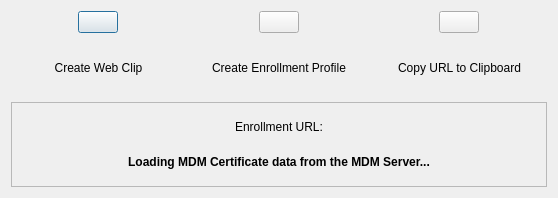
This is FWAdminLib/EnrollDeviceDlg.ui in fw-dev/translations as Qt 5 draws it before an edit. The edited form follows.
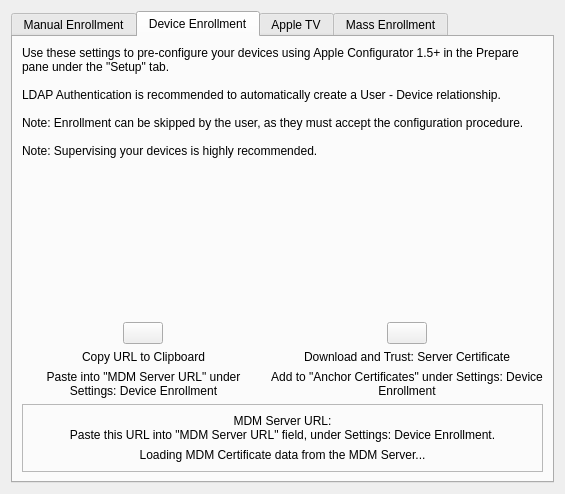
This is the edited form. The open tabs and pages were chosen to show the change. Icons and pictures are not drawn.

Commit message: FW-11206 prepare for the 8.6 release

```diff
--- a/FWAdminLib/EnrollDeviceDlg.ui
+++ b/FWAdminLib/EnrollDeviceDlg.ui
@@ -9,14 +9,57 @@
    <rect>
     <x>0</x>
     <y>0</y>
-    <width>558</width>
-    <height>198</height>
+    <width>565</width>
+    <height>494</height>
    </rect>
   </property>
+  <property name="sizePolicy">
+   <sizepolicy hsizetype="Preferred" vsizetype="Preferred">
+    <horstretch>0</horstretch>
+    <verstretch>0</verstretch>
+   </sizepolicy>
+  </property>
   <property name="windowTitle">
    <string>Enroll iOS Device</string>
   </property>
-  <layout class="QVBoxLayout" name="verticalLayout_2">
+  <layout class="QVBoxLayout" name="verticalLayout_20">
+   <item>
+    <widget class="QTabWidget" name="tabWidget">
+     <property name="currentIndex">
+      <number>0</number>
+     </property>
+     <widget class="QWidget" name="manualTab">
+      <attribute name="title">
+       <string>Manual Enrollment</string>
+      </attribute>
+      <layout class="QVBoxLayout" name="verticalLayout_5">
+       <item>
+        <widget class="QLabel" name="label">
+         <property name="text">
+          <string>Use these settings to allow end users to easily enroll their own devices over the air (OTA).
+
+Send the Enrollment URL or Web Clip to direct them to the FileWave MDM enrollment page.
+
+LDAP Authentication is recommended to automatically create a User - Device relationship.</string>
+         </property>
+         <property name="wordWrap">
+          <bool>true</bool>
+         </property>
+        </widget>
+       </item>
+       <item>
+        <spacer name="verticalSpacer_3">
+         <property name="orientation">
+          <enum>Qt::Vertical</enum>
+         </property>
+         <property name="sizeHint" stdset="0">
+          <size>
+           <width>20</width>
+           <height>40</height>
+          </size>
+         </property>
+        </spacer>
+       </item>
    <item>
     <layout class="QVBoxLayout" name="verticalLayout_4">
      <item>
@@ -31,7 +74,7 @@
               <bool>true</bool>
              </property>
              <property name="sizePolicy">
-              <sizepolicy hsizetype="Fixed" vsizetype="Fixed">
+                  <sizepolicy hsizetype="Fixed" vsizetype="Preferred">
                <horstretch>0</horstretch>
                <verstretch>0</verstretch>
               </sizepolicy>
@@ -62,57 +105,10 @@
             </size>
            </property>
            <property name="text">
-            <string>Create Web Clip</string>
+                <string>Download Web Clip Profile</string>
            </property>
            <property name="alignment">
-            <set>Qt::AlignCenter</set>
-           </property>
-          </widget>
-         </item>
-        </layout>
-       </item>
-       <item>
-        <layout class="QVBoxLayout" name="verticalLayout_3">
-         <item>
-          <layout class="QHBoxLayout" name="horizontalLayout_2">
-           <item>
-            <widget class="QPushButton" name="enrollmentProfilePB">
-             <property name="sizePolicy">
-              <sizepolicy hsizetype="Fixed" vsizetype="Fixed">
-               <horstretch>0</horstretch>
-               <verstretch>0</verstretch>
-              </sizepolicy>
-             </property>
-             <property name="text">
-              <string/>
-             </property>
-             <property name="icon">
-              <iconset resource="../FileWaveGuiLib/GuiLib.qrc">
-               <normaloff>:/IDI_ICON_APPLE_CONFIGURATOR</normaloff>:/IDI_ICON_APPLE_CONFIGURATOR</iconset>
-             </property>
-             <property name="iconSize">
-              <size>
-               <width>32</width>
-               <height>32</height>
-              </size>
-             </property>
-            </widget>
-           </item>
-          </layout>
-         </item>
-         <item>
-          <widget class="QLabel" name="label_3">
-           <property name="minimumSize">
-            <size>
-             <width>160</width>
-             <height>0</height>
-            </size>
-           </property>
-           <property name="text">
-            <string>Create Enrollment Profile</string>
-           </property>
-           <property name="alignment">
-            <set>Qt::AlignCenter</set>
+                <set>Qt::AlignHCenter|Qt::AlignTop</set>
            </property>
           </widget>
          </item>
@@ -128,7 +124,7 @@
               <bool>true</bool>
              </property>
              <property name="sizePolicy">
-              <sizepolicy hsizetype="Fixed" vsizetype="Fixed">
+                  <sizepolicy hsizetype="Fixed" vsizetype="Preferred">
                <horstretch>0</horstretch>
                <verstretch>0</verstretch>
               </sizepolicy>
@@ -162,7 +158,7 @@
             <string>Copy URL to Clipboard</string>
            </property>
            <property name="alignment">
-            <set>Qt::AlignCenter</set>
+                <set>Qt::AlignHCenter|Qt::AlignTop</set>
            </property>
           </widget>
          </item>
@@ -190,8 +186,8 @@
          <widget class="QLabel" name="url_label">
           <property name="font">
            <font>
-            <weight>75</weight>
-            <bold>true</bold>
+                <weight>50</weight>
+                <bold>false</bold>
            </font>
           </property>
           <property name="text">
@@ -212,6 +208,493 @@
       </widget>
      </item>
     </layout>
+       </item>
+      </layout>
+     </widget>
+     <widget class="QWidget" name="autoTab">
+      <attribute name="title">
+       <string>Device Enrollment</string>
+      </attribute>
+      <layout class="QVBoxLayout" name="verticalLayout_2">
+       <item>
+        <widget class="QLabel" name="label_6">
+         <property name="text">
+          <string>Use these settings to pre-configure your devices using Apple Configurator 1.5+ in the Prepare pane under the &quot;Setup&quot; tab. 
+
+LDAP Authentication is recommended to automatically create a User - Device relationship.
+
+Note: Enrollment can be skipped by the user, as they must accept the configuration procedure.
+
+Note: Supervising your devices is highly recommended.</string>
+         </property>
+         <property name="wordWrap">
+          <bool>true</bool>
+         </property>
+        </widget>
+       </item>
+       <item>
+        <spacer name="verticalSpacer_4">
+         <property name="orientation">
+          <enum>Qt::Vertical</enum>
+         </property>
+         <property name="sizeHint" stdset="0">
+          <size>
+           <width>20</width>
+           <height>40</height>
+          </size>
+         </property>
+        </spacer>
+       </item>
+       <item>
+        <layout class="QVBoxLayout" name="verticalLayout_6">
+         <item>
+          <layout class="QHBoxLayout" name="horizontalLayout_3">
+           <item>
+            <layout class="QVBoxLayout" name="verticalLayout_17">
+             <item>
+              <layout class="QHBoxLayout" name="horizontalLayout_17">
+               <item>
+                <widget class="QPushButton" name="deviceEnrollmentUrlToClipBoardButton">
+                 <property name="enabled">
+                  <bool>true</bool>
+                 </property>
+                 <property name="sizePolicy">
+                  <sizepolicy hsizetype="Fixed" vsizetype="Preferred">
+                   <horstretch>0</horstretch>
+                   <verstretch>0</verstretch>
+                  </sizepolicy>
+                 </property>
+                 <property name="text">
+                  <string/>
+                 </property>
+                 <property name="icon">
+                  <iconset resource="../FileWaveGuiLib/GuiLib.qrc">
+                   <normaloff>:/IDI_ICON_WEBCLIP_COPY</normaloff>:/IDI_ICON_WEBCLIP_COPY</iconset>
+                 </property>
+                 <property name="iconSize">
+                  <size>
+                   <width>32</width>
+                   <height>32</height>
+                  </size>
+                 </property>
+                </widget>
+               </item>
+              </layout>
+             </item>
+             <item>
+              <widget class="QLabel" name="label_8">
+               <property name="minimumSize">
+                <size>
+                 <width>160</width>
+                 <height>0</height>
+                </size>
+               </property>
+               <property name="text">
+                <string>Copy URL to Clipboard</string>
+               </property>
+               <property name="alignment">
+                <set>Qt::AlignHCenter|Qt::AlignTop</set>
+               </property>
+              </widget>
+             </item>
+             <item>
+              <widget class="QLabel" name="label_17">
+               <property name="text">
+                <string>Paste into &quot;MDM Server URL&quot; under Settings: Device Enrollment</string>
+               </property>
+               <property name="alignment">
+                <set>Qt::AlignBottom|Qt::AlignHCenter</set>
+               </property>
+               <property name="wordWrap">
+                <bool>true</bool>
+               </property>
+              </widget>
+             </item>
+            </layout>
+           </item>
+           <item>
+            <layout class="QVBoxLayout" name="verticalLayout_7">
+             <item>
+              <layout class="QHBoxLayout" name="horizontalLayout_4">
+               <item>
+                <widget class="QPushButton" name="deviceEnrollmentCertificateButton">
+                 <property name="sizePolicy">
+                  <sizepolicy hsizetype="Fixed" vsizetype="Preferred">
+                   <horstretch>0</horstretch>
+                   <verstretch>0</verstretch>
+                  </sizepolicy>
+                 </property>
+                 <property name="text">
+                  <string/>
+                 </property>
+                 <property name="icon">
+                  <iconset resource="Configurator/Configurator.qrc">
+                   <normaloff>:/assets/Credentials.png</normaloff>:/assets/Credentials.png</iconset>
+                 </property>
+                 <property name="iconSize">
+                  <size>
+                   <width>32</width>
+                   <height>32</height>
+                  </size>
+                 </property>
+                </widget>
+               </item>
+              </layout>
+             </item>
+             <item>
+              <widget class="QLabel" name="label_7">
+               <property name="minimumSize">
+                <size>
+                 <width>160</width>
+                 <height>0</height>
+                </size>
+               </property>
+               <property name="text">
+                <string>Download and Trust: Server Certificate</string>
+               </property>
+               <property name="alignment">
+                <set>Qt::AlignHCenter|Qt::AlignTop</set>
+               </property>
+              </widget>
+             </item>
+             <item>
+              <widget class="QLabel" name="label_16">
+               <property name="text">
+                <string>Add to &quot;Anchor Certificates&quot; under Settings: Device Enrollment</string>
+               </property>
+               <property name="alignment">
+                <set>Qt::AlignBottom|Qt::AlignHCenter</set>
+               </property>
+               <property name="wordWrap">
+                <bool>true</bool>
+               </property>
+              </widget>
+             </item>
+            </layout>
+           </item>
+          </layout>
+         </item>
+         <item>
+          <widget class="QFrame" name="frame_3">
+           <property name="frameShape">
+            <enum>QFrame::StyledPanel</enum>
+           </property>
+           <layout class="QVBoxLayout" name="verticalLayout_8">
+            <item>
+             <widget class="QLabel" name="label_9">
+              <property name="text">
+               <string>MDM Server URL:
+Paste this URL into &quot;MDM Server URL&quot; field, under Settings: Device Enrollment.</string>
+              </property>
+              <property name="alignment">
+               <set>Qt::AlignCenter</set>
+              </property>
+              <property name="wordWrap">
+               <bool>true</bool>
+              </property>
+             </widget>
+            </item>
+            <item>
+             <widget class="QLabel" name="deviceEnrollmentUrlLabel">
+              <property name="font">
+               <font>
+                <weight>50</weight>
+                <bold>false</bold>
+               </font>
+              </property>
+              <property name="text">
+               <string>Loading MDM Certificate data from the MDM Server...</string>
+              </property>
+              <property name="alignment">
+               <set>Qt::AlignCenter</set>
+              </property>
+              <property name="openExternalLinks">
+               <bool>false</bool>
+              </property>
+              <property name="textInteractionFlags">
+               <set>Qt::LinksAccessibleByKeyboard|Qt::LinksAccessibleByMouse|Qt::TextBrowserInteraction|Qt::TextSelectableByKeyboard|Qt::TextSelectableByMouse</set>
+              </property>
+             </widget>
+            </item>
+           </layout>
+          </widget>
+         </item>
+        </layout>
+       </item>
+      </layout>
+     </widget>
+     <widget class="QWidget" name="appleTvTab">
+      <attribute name="title">
+       <string>Apple TV</string>
+      </attribute>
+      <layout class="QVBoxLayout" name="verticalLayout_3">
+       <item>
+        <widget class="QLabel" name="label_13">
+         <property name="text">
+          <string>Use these profiles with Apple Configurator's (1.4.2+) Apple TV Assistant to enroll your Apple TV devices into FileWave.
+
+Note: This method only works if you choose the &quot;Erase and install latest verson&quot; in the Apple TV Assistant.
+For Apple TV software 6, the device must be connected over Ethernet.</string>
+         </property>
+         <property name="wordWrap">
+          <bool>true</bool>
+         </property>
+        </widget>
+       </item>
+       <item>
+        <spacer name="verticalSpacer">
+         <property name="orientation">
+          <enum>Qt::Vertical</enum>
+         </property>
+         <property name="sizeHint" stdset="0">
+          <size>
+           <width>20</width>
+           <height>40</height>
+          </size>
+         </property>
+        </spacer>
+       </item>
+       <item>
+        <layout class="QVBoxLayout" name="verticalLayout_9">
+         <item>
+          <layout class="QHBoxLayout" name="horizontalLayout_6">
+           <item>
+            <layout class="QVBoxLayout" name="verticalLayout_18">
+             <item>
+              <layout class="QHBoxLayout" name="horizontalLayout_18">
+               <item>
+                <widget class="QPushButton" name="appleTvProfileServiceButton">
+                 <property name="enabled">
+                  <bool>true</bool>
+                 </property>
+                 <property name="sizePolicy">
+                  <sizepolicy hsizetype="Fixed" vsizetype="Preferred">
+                   <horstretch>0</horstretch>
+                   <verstretch>0</verstretch>
+                  </sizepolicy>
+                 </property>
+                 <property name="text">
+                  <string/>
+                 </property>
+                 <property name="icon">
+                  <iconset resource="../FileWaveGuiLib/GuiLib.qrc">
+                   <normaloff>:/IDI_ICON_APPLE_CONFIGURATOR</normaloff>:/IDI_ICON_APPLE_CONFIGURATOR</iconset>
+                 </property>
+                 <property name="iconSize">
+                  <size>
+                   <width>32</width>
+                   <height>32</height>
+                  </size>
+                 </property>
+                </widget>
+               </item>
+              </layout>
+             </item>
+             <item>
+              <widget class="QLabel" name="label_10">
+               <property name="minimumSize">
+                <size>
+                 <width>160</width>
+                 <height>0</height>
+                </size>
+               </property>
+               <property name="text">
+                <string>Download Enrollment Profile</string>
+               </property>
+               <property name="alignment">
+                <set>Qt::AlignHCenter|Qt::AlignTop</set>
+               </property>
+              </widget>
+             </item>
+             <item>
+              <widget class="QLabel" name="label_14">
+               <property name="text">
+                <string>Choose when Apple TV Assistant asks for the enrollment profile.</string>
+               </property>
+               <property name="alignment">
+                <set>Qt::AlignBottom|Qt::AlignHCenter</set>
+               </property>
+               <property name="wordWrap">
+                <bool>true</bool>
+               </property>
+              </widget>
+             </item>
+            </layout>
+           </item>
+           <item>
+            <layout class="QVBoxLayout" name="verticalLayout_10">
+             <item>
+              <layout class="QHBoxLayout" name="horizontalLayout_7">
+               <item>
+                <widget class="QPushButton" name="appleTvEnrollmentCertificateButton">
+                 <property name="sizePolicy">
+                  <sizepolicy hsizetype="Fixed" vsizetype="Preferred">
+                   <horstretch>0</horstretch>
+                   <verstretch>0</verstretch>
+                  </sizepolicy>
+                 </property>
+                 <property name="text">
+                  <string/>
+                 </property>
+                 <property name="icon">
+                  <iconset resource="Configurator/Configurator.qrc">
+                   <normaloff>:/assets/Credentials.png</normaloff>:/assets/Credentials.png</iconset>
+                 </property>
+                 <property name="iconSize">
+                  <size>
+                   <width>32</width>
+                   <height>32</height>
+                  </size>
+                 </property>
+                </widget>
+               </item>
+              </layout>
+             </item>
+             <item>
+              <widget class="QLabel" name="label_11">
+               <property name="minimumSize">
+                <size>
+                 <width>160</width>
+                 <height>0</height>
+                </size>
+               </property>
+               <property name="text">
+                <string>Download Server Certificate Profile</string>
+               </property>
+               <property name="alignment">
+                <set>Qt::AlignHCenter|Qt::AlignTop</set>
+               </property>
+              </widget>
+             </item>
+             <item>
+              <widget class="QLabel" name="label_15">
+               <property name="text">
+                <string>Add when Apple TV Assistant asks for profiles to be install.</string>
+               </property>
+               <property name="alignment">
+                <set>Qt::AlignBottom|Qt::AlignHCenter</set>
+               </property>
+               <property name="wordWrap">
+                <bool>true</bool>
+               </property>
+              </widget>
+             </item>
+            </layout>
+           </item>
+          </layout>
+         </item>
+        </layout>
+       </item>
+      </layout>
+     </widget>
+     <widget class="QWidget" name="profileTab">
+      <attribute name="title">
+       <string>Mass Enrollment</string>
+      </attribute>
+      <layout class="QVBoxLayout" name="verticalLayout_21">
+       <item>
+        <widget class="QLabel" name="label_3">
+         <property name="text">
+          <string>Use this profile with Apple Configurator to enroll a large number of devices.
+
+This process results in non-personalized devices, as there is no user enrolling the device.
+
+Note: The devices must have a working Wi-Fi profile allowing them to connect to your FileWave MDM Server as well as Apple Servers for this to work.
+
+Note: Supervising your devices is highly recommended.</string>
+         </property>
+         <property name="wordWrap">
+          <bool>true</bool>
+         </property>
+        </widget>
+       </item>
+       <item>
+        <spacer name="verticalSpacer_2">
+         <property name="orientation">
+          <enum>Qt::Vertical</enum>
+         </property>
+         <property name="sizeHint" stdset="0">
+          <size>
+           <width>20</width>
+           <height>40</height>
+          </size>
+         </property>
+        </spacer>
+       </item>
+       <item>
+        <layout class="QVBoxLayout" name="verticalLayout_11">
+         <item>
+          <layout class="QHBoxLayout" name="horizontalLayout_8">
+           <item>
+            <layout class="QVBoxLayout" name="verticalLayout_12">
+             <item>
+              <layout class="QHBoxLayout" name="horizontalLayout_9">
+               <item>
+                <widget class="QPushButton" name="enrollmentProfilePB">
+                 <property name="sizePolicy">
+                  <sizepolicy hsizetype="Fixed" vsizetype="Fixed">
+                   <horstretch>0</horstretch>
+                   <verstretch>0</verstretch>
+                  </sizepolicy>
+                 </property>
+                 <property name="text">
+                  <string/>
+                 </property>
+                 <property name="icon">
+                  <iconset resource="../FileWaveGuiLib/GuiLib.qrc">
+                   <normaloff>:/IDI_ICON_APPLE_CONFIGURATOR</normaloff>:/IDI_ICON_APPLE_CONFIGURATOR</iconset>
+                 </property>
+                 <property name="iconSize">
+                  <size>
+                   <width>32</width>
+                   <height>32</height>
+                  </size>
+                 </property>
+                </widget>
+               </item>
+              </layout>
+             </item>
+             <item>
+              <widget class="QLabel" name="label_18">
+               <property name="minimumSize">
+                <size>
+                 <width>160</width>
+                 <height>0</height>
+                </size>
+               </property>
+               <property name="text">
+                <string>Download MDM Enrollment Profile</string>
+               </property>
+               <property name="alignment">
+                <set>Qt::AlignCenter</set>
+               </property>
+              </widget>
+             </item>
+             <item>
+              <widget class="QLabel" name="label_12">
+               <property name="minimumSize">
+                <size>
+                 <width>160</width>
+                 <height>0</height>
+                </size>
+               </property>
+               <property name="text">
+                <string>Select when asked for profiles to install.</string>
+               </property>
+               <property name="alignment">
+                <set>Qt::AlignCenter</set>
+               </property>
+              </widget>
+             </item>
+            </layout>
+           </item>
+          </layout>
+         </item>
+        </layout>
+       </item>
+      </layout>
+     </widget>
+    </widget>
    </item>
   </layout>
  </widget>
```
Left out of the diff: 1 changed line with no effect on the pictures. Lines whose indentation alone changed are shown as unchanged. The commit also changes 58 other files.
